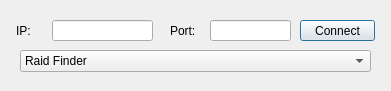
Qt form Forms/Tools/bots.ui (Admiral-Fish/RaidFinder) before a commit.
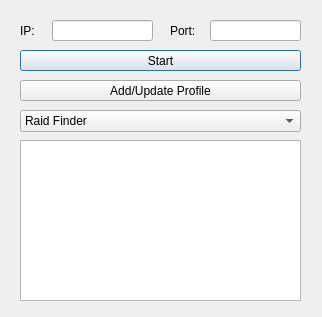
The same form after that commit.

What changed in the file:
```diff
--- a/Forms/Tools/bots.ui
+++ b/Forms/Tools/bots.ui
@@ -6,8 +6,8 @@
    <rect>
     <x>0</x>
     <y>0</y>
-    <width>391</width>
-    <height>91</height>
+    <width>322</width>
+    <height>317</height>
    </rect>
   </property>
   <property name="windowTitle">
@@ -16,14 +16,14 @@
   <widget class="QPushButton" name="btnStartStop">
    <property name="geometry">
     <rect>
-     <x>300</x>
-     <y>20</y>
-     <width>75</width>
+     <x>20</x>
+     <y>50</y>
+     <width>281</width>
      <height>21</height>
     </rect>
    </property>
    <property name="text">
-    <string>Connect</string>
+    <string>Start</string>
    </property>
   </widget>
   <widget class="QLineEdit" name="txtIP">
@@ -41,7 +41,7 @@
     <rect>
      <x>210</x>
      <y>20</y>
-     <width>81</width>
+     <width>91</width>
      <height>21</height>
     </rect>
    </property>
@@ -49,9 +49,9 @@
   <widget class="QLabel" name="label">
    <property name="geometry">
     <rect>
-     <x>16</x>
+     <x>20</x>
      <y>20</y>
-     <width>21</width>
+     <width>16</width>
      <height>21</height>
     </rect>
    </property>
@@ -79,8 +79,8 @@
    <property name="geometry">
     <rect>
      <x>20</x>
-     <y>50</y>
-     <width>351</width>
+     <y>110</y>
+     <width>281</width>
      <height>22</height>
     </rect>
    </property>
@@ -98,6 +98,35 @@
     </property>
    </item>
   </widget>
+  <widget class="QPushButton" name="btnUpdateProfile">
+   <property name="geometry">
+    <rect>
+     <x>20</x>
+     <y>80</y>
+     <width>281</width>
+     <height>21</height>
+    </rect>
+   </property>
+   <property name="text">
+    <string>Add/Update Profile</string>
+   </property>
+  </widget>
+  <widget class="QPlainTextEdit" name="plainTextEdit">
+   <property name="enabled">
+    <bool>true</bool>
+   </property>
+   <property name="geometry">
+    <rect>
+     <x>20</x>
+     <y>140</y>
+     <width>281</width>
+     <height>161</height>
+    </rect>
+   </property>
+   <property name="readOnly">
+    <bool>true</bool>
+   </property>
+  </widget>
  </widget>
  <resources/>
  <connections/>
```
